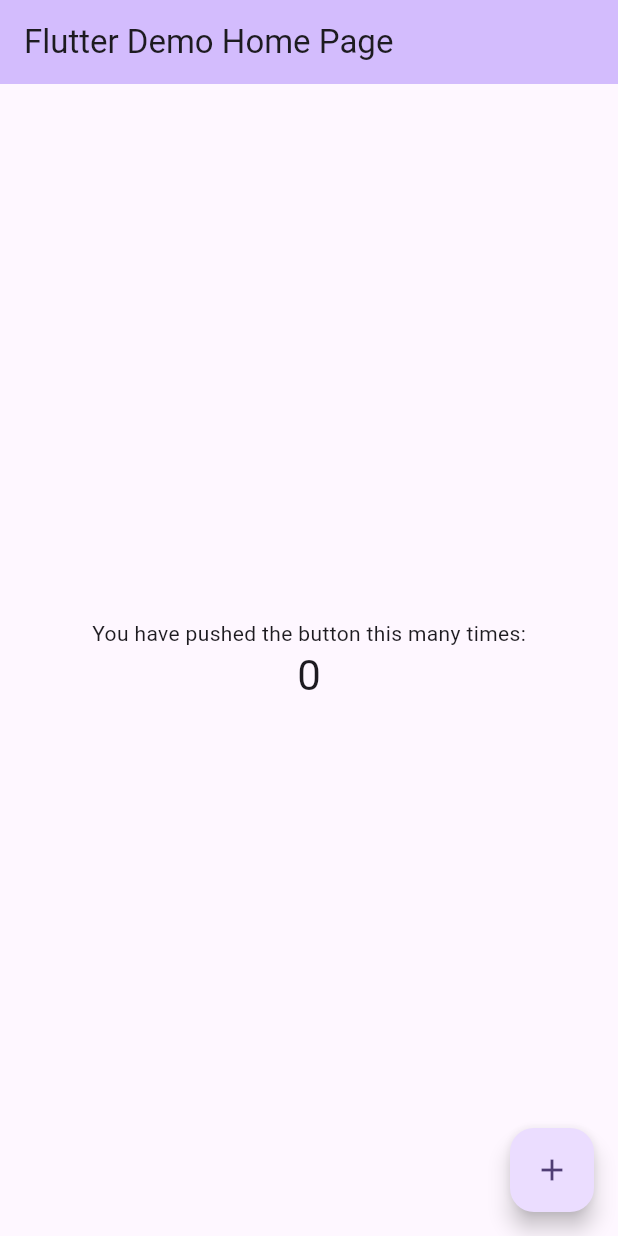
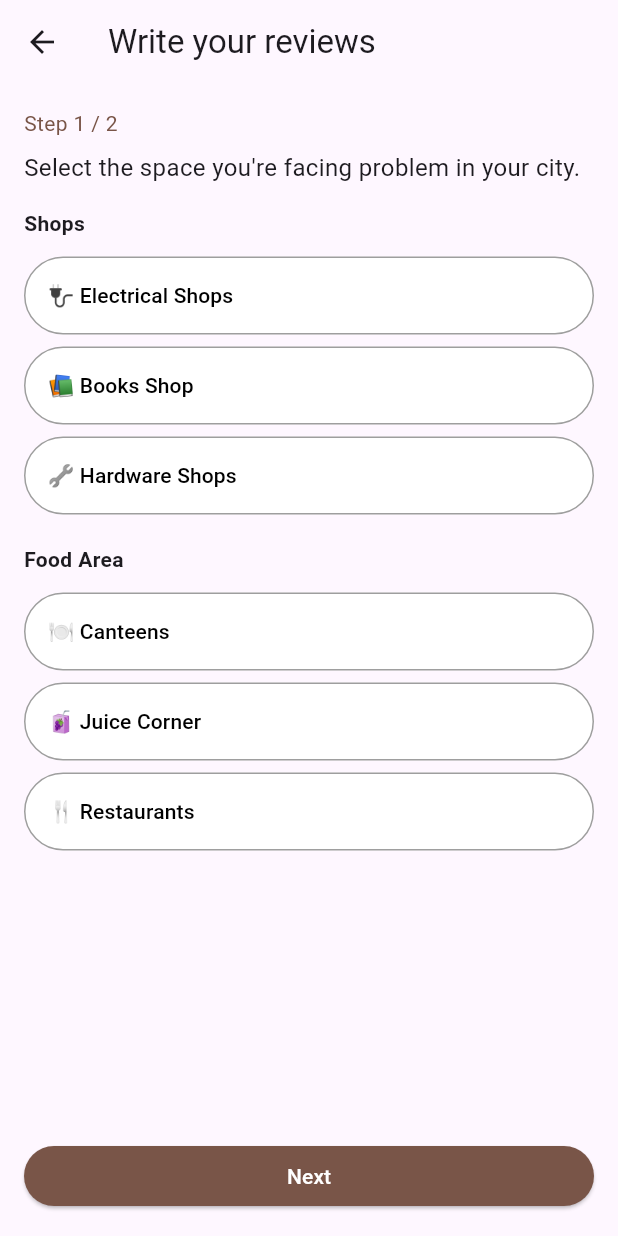
Before and after one commit to Vastu-verma/flutter-app, a Flutter app: the screen it shows after launch, on a phone screen of 412 x 824 dp. Run offline on Flutter 3.47's test engine with Material 3 defaults, Android fonts, the phone set to English and light mode, and no system bars.

Commit message:
initial commit

```diff
--- a/lib/main.dart
+++ b/lib/main.dart
@@ -1,3 +1,8 @@
+
+
+
+
+
 import 'package:flutter/material.dart';
 
 void main() {
@@ -7,116 +12,196 @@ void main() {
 class MyApp extends StatelessWidget {
   const MyApp({super.key});
 
-  // This widget is the root of your application.
   @override
   Widget build(BuildContext context) {
     return MaterialApp(
-      title: 'Flutter Demo',
+      title: 'Review App',
       theme: ThemeData(
-        // This is the theme of your application.
-        //
-        // TRY THIS: Try running your application with "flutter run". You'll see
-        // the application has a purple toolbar. Then, without quitting the app,
-        // try changing the seedColor in the colorScheme below to Colors.green
-        // and then invoke "hot reload" (save your changes or press the "hot
-        // reload" button in a Flutter-supported IDE, or press "r" if you used
-        // the command line to start the app).
-        //
-        // Notice that the counter didn't reset back to zero; the application
-        // state is not lost during the reload. To reset the state, use hot
-        // restart instead.
-        //
-        // This works for code too, not just values: Most code changes can be
-        // tested with just a hot reload.
-        colorScheme: ColorScheme.fromSeed(seedColor: Colors.deepPurple),
+        primarySwatch: Colors.brown,
       ),
-      home: const MyHomePage(title: 'Flutter Demo Home Page'),
+      home: const StepOneScreen(),
     );
   }
 }
 
-class MyHomePage extends StatefulWidget {
-  const MyHomePage({super.key, required this.title});
-
-  // This widget is the home page of your application. It is stateful, meaning
-  // that it has a State object (defined below) that contains fields that affect
-  // how it looks.
-
-  // This class is the configuration for the state. It holds the values (in this
-  // case the title) provided by the parent (in this case the App widget) and
-  // used by the build method of the State. Fields in a Widget subclass are
-  // always marked "final".
-
-  final String title;
+class StepOneScreen extends StatefulWidget {
+  const StepOneScreen({super.key});
 
   @override
-  State<MyHomePage> createState() => _MyHomePageState();
+  State<StepOneScreen> createState() => _StepOneScreenState();
 }
 
-class _MyHomePageState extends State<MyHomePage> {
-  int _counter = 0;
+class _StepOneScreenState extends State<StepOneScreen> {
+  String? selectedOption;
 
-  void _incrementCounter() {
-    setState(() {
-      // This call to setState tells the Flutter framework that something has
-      // changed in this State, which causes it to rerun the build method below
-      // so that the display can reflect the updated values. If we changed
-      // _counter without calling setState(), then the build method would not be
-      // called again, and so nothing would appear to happen.
-      _counter++;
-    });
-  }
+  final List<String> shopOptions = [
+    '🔌 Electrical Shops',
+    '📚 Books Shop',
+    '🔧 Hardware Shops',
+  ];
+
+  final List<String> foodOptions = [
+    '🍽️ Canteens',
+    '🧃 Juice Corner',
+    '🍴 Restaurants',
+  ];
 
   @override
   Widget build(BuildContext context) {
-    // This method is rerun every time setState is called, for instance as done
-    // by the _incrementCounter method above.
-    //
-    // The Flutter framework has been optimized to make rerunning build methods
-    // fast, so that you can just rebuild anything that needs updating rather
-    // than having to individually change instances of widgets.
     return Scaffold(
       appBar: AppBar(
-        // TRY THIS: Try changing the color here to a specific color (to
-        // Colors.amber, perhaps?) and trigger a hot reload to see the AppBar
-        // change color while the other colors stay the same.
-        backgroundColor: Theme.of(context).colorScheme.inversePrimary,
-        // Here we take the value from the MyHomePage object that was created by
-        // the App.build method, and use it to set our appbar title.
-        title: Text(widget.title),
+        title: const Text('Write your reviews'),
+        leading: const BackButton(),
       ),
-      body: Center(
-        // Center is a layout widget. It takes a single child and positions it
-        // in the middle of the parent.
+      body: Padding(
+        padding: const EdgeInsets.all(16.0),
         child: Column(
-          // Column is also a layout widget. It takes a list of children and
-          // arranges them vertically. By default, it sizes itself to fit its
-          // children horizontally, and tries to be as tall as its parent.
-          //
-          // Column has various properties to control how it sizes itself and
-          // how it positions its children. Here we use mainAxisAlignment to
-          // center the children vertically; the main axis here is the vertical
-          // axis because Columns are vertical (the cross axis would be
-          // horizontal).
-          //
-          // TRY THIS: Invoke "debug painting" (choose the "Toggle Debug Paint"
-          // action in the IDE, or press "p" in the console), to see the
-          // wireframe for each widget.
-          mainAxisAlignment: MainAxisAlignment.center,
-          children: <Widget>[
-            const Text('You have pushed the button this many times:'),
-            Text(
-              '$_counter',
-              style: Theme.of(context).textTheme.headlineMedium,
+          crossAxisAlignment: CrossAxisAlignment.start,
+          children: [
+            const Text("Step 1 / 2", style: TextStyle(color: Colors.brown)),
+            const SizedBox(height: 8),
+            const Text(
+              'Select the space you\'re facing problem in your city.',
+              style: TextStyle(fontSize: 16),
+            ),
+            const SizedBox(height: 16),
+            const Text('Shops', style: TextStyle(fontWeight: FontWeight.bold)),
+            const SizedBox(height: 8),
+            ...shopOptions.map((option) => Padding(
+              padding: const EdgeInsets.symmetric(vertical: 4.0),
+              child: OutlinedButton(
+                onPressed: () {
+                  setState(() {
+                    selectedOption = option;
+                  });
+                },
+                style: OutlinedButton.styleFrom(
+                  padding: const EdgeInsets.all(16),
+                  side: const BorderSide(color: Colors.grey),
+                  backgroundColor:
+                  selectedOption == option ? Colors.brown : Colors.white,
+                ),
+                child: Align(
+                  alignment: Alignment.centerLeft,
+                  child: Text(
+                    option,
+                    style: TextStyle(
+                      color: selectedOption == option ? Colors.white : Colors.black,
+                    ),
+                  ),
+                ),
+              ),
+            )),
+            const SizedBox(height: 16),
+            const Text('Food Area', style: TextStyle(fontWeight: FontWeight.bold)),
+            const SizedBox(height: 8),
+            ...foodOptions.map((option) => Padding(
+              padding: const EdgeInsets.symmetric(vertical: 4.0),
+              child: OutlinedButton(
+                onPressed: () {
+                  setState(() {
+                    selectedOption = option;
+                  });
+                },
+                style: OutlinedButton.styleFrom(
+                  padding: const EdgeInsets.all(16),
+                  side: const BorderSide(color: Colors.grey),
+                  backgroundColor:
+                  selectedOption == option ? Colors.brown : Colors.white,
+                ),
+                child: Align(
+                  alignment: Alignment.centerLeft,
+                  child: Text(
+                    option,
+                    style: TextStyle(
+                      color: selectedOption == option ? Colors.white : Colors.black,
+                    ),
+                  ),
+                ),
+              ),
+            )),
+            const Spacer(),
+            SizedBox(
+              width: double.infinity,
+              child: ElevatedButton(
+                onPressed: () {
+                  Navigator.push(
+                    context,
+                    MaterialPageRoute(builder: (context) => const StepTwoScreen()),
+                  );
+                },
+                style: ElevatedButton.styleFrom(
+                  backgroundColor: Colors.brown,
+                  foregroundColor: Colors.white,
+                ),
+                child: const Text("Next"),
+              ),
+            )
+          ],
+        ),
+      ),
+    );
+  }
+}
+
+class StepTwoScreen extends StatelessWidget {
+  const StepTwoScreen({super.key});
+
+  @override
+  Widget build(BuildContext context) {
+    return Scaffold(
+      appBar: AppBar(
+        leading: const BackButton(),
+      ),
+      body: Padding(
+        padding: const EdgeInsets.all(16.0),
+        child: Column(
+          crossAxisAlignment: CrossAxisAlignment.start,
+          children: [
+            const Text("Step 2 / 2", style: TextStyle(color: Colors.brown)),
+            const SizedBox(height: 8),
+            const Text(
+              "Give info about the issue you're facing",
+              style: TextStyle(fontSize: 16),
+            ),
+            const SizedBox(height: 16),
+            const TextField(
+              decoration: InputDecoration(
+                labelText: 'Short title',
+                hintText: 'e.g. No one is giving Luxor pens',
+                border: OutlineInputBorder(),
+              ),
+            ),
+            const SizedBox(height: 16),
+            const TextField(
+              maxLines: 4,
+              decoration: InputDecoration(
+                labelText: 'Describe your issue',
+                hintText: "Tell us exactly what's wrong so it can be fixed faster.",
+                border: OutlineInputBorder(),
+              ),
+            ),
+            const SizedBox(height: 16),
+            TextButton.icon(
+              onPressed: () {},
+              icon: const Icon(Icons.add_a_photo),
+              label: const Text("Add photos"),
+            ),
+            const Spacer(),
+            SizedBox(
+              width: double.infinity,
+              child: ElevatedButton(
+                onPressed: () {},
+                style: ElevatedButton.styleFrom(
+                  backgroundColor: Colors.brown,
+                  foregroundColor: Colors.white,
+                ),
+                child: const Text("Submit Complaint"),
+              ),
             ),
           ],
         ),
       ),
-      floatingActionButton: FloatingActionButton(
-        onPressed: _incrementCounter,
-        tooltip: 'Increment',
-        child: const Icon(Icons.add),
-      ), // This trailing comma makes auto-formatting nicer for build methods.
     );
   }
 }
```
